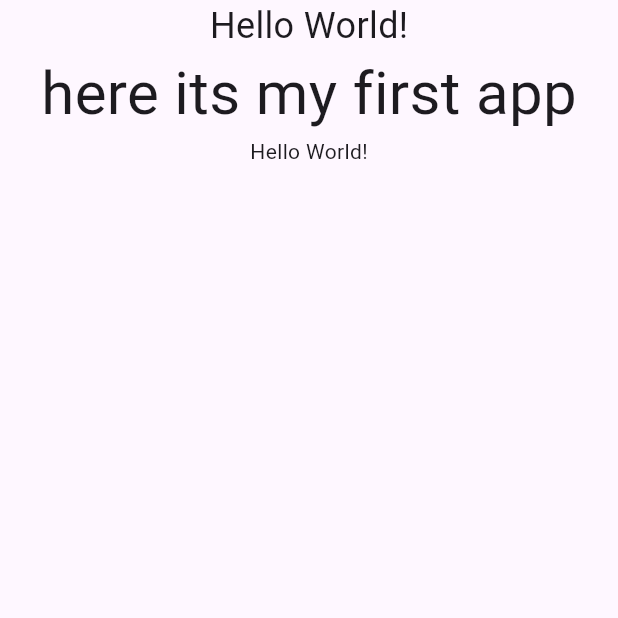
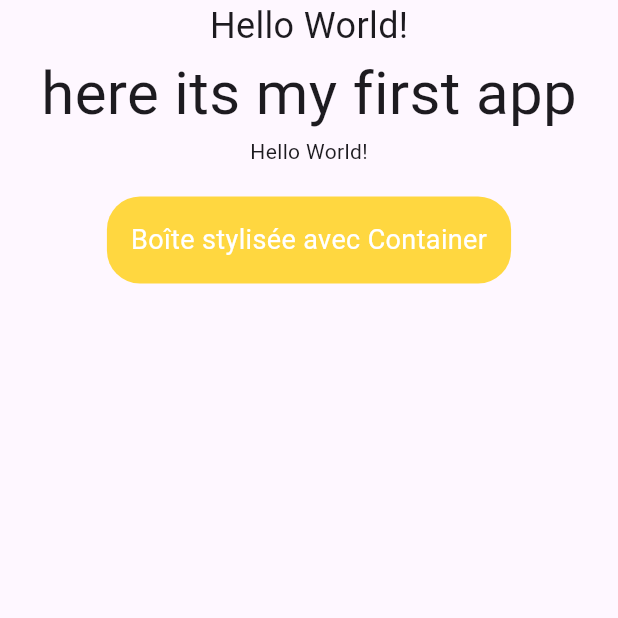
Before and after one commit to hachemsouyadi/mon-atelier-2flutter-, a Flutter app: the screen it shows after launch, on a phone screen of 412 x 824 dp, the top half of it. Run offline on Flutter 3.47's test engine with Material 3 defaults, Android fonts, the phone set to English and light mode, and no system bars.

Commit message:
nouvelle modif

```diff
--- a/lib/main.dart
+++ b/lib/main.dart
@@ -9,7 +9,7 @@ class MainApp extends StatelessWidget {
 
   @override
   Widget build(BuildContext context) {
-    return const MaterialApp(
+    return  MaterialApp(
       home: Scaffold(
         body: Center(
           child:  Column(
@@ -17,6 +17,19 @@ class MainApp extends StatelessWidget {
               Text('Hello World!', style: TextStyle(fontSize: 24)),
               Text('here its my first app', style: TextStyle(fontSize: 40)),
            Text('Hello World!'),
+           Container(
+                margin: EdgeInsets.all(20),
+                padding: EdgeInsets.all(16),
+                decoration: BoxDecoration(
+                  color: Colors.amberAccent,
+                  borderRadius: BorderRadius.circular(22),
+                ),
+                child: Text(
+                  'Boîte stylisée avec Container',
+                  style: TextStyle(color: Colors.white, fontSize: 18),
+                ),
+              ),
+
   ]
         ),
       ),
```
